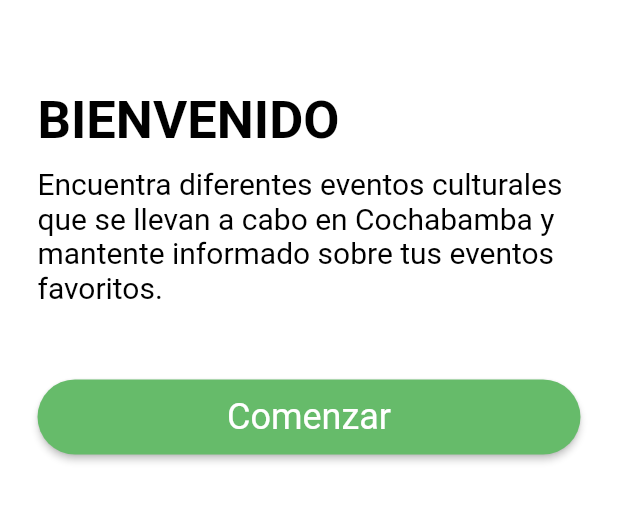
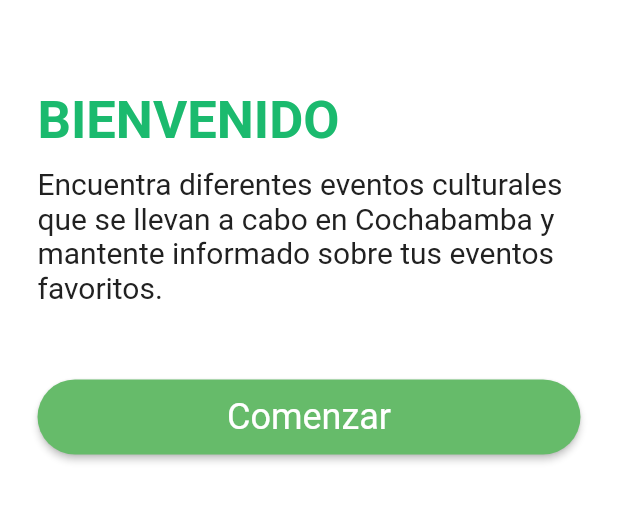
Before and after one commit to rylmfqt28/Cochabamba-cultural, a Flutter app: the screen it shows after launch, on a phone screen of 412 x 824 dp, the part 510-1033 px from its top. Run offline on Flutter 3.47's test engine with Material 2 defaults, Android fonts, the phone set to English and light mode, and no system bars; our stand-ins replace flutter_svg.

Commit message:
Clase responsive y cambios en el diseño de la pantalla de bienvenida

```diff
--- a/lib/ui/screen/welcome_screen.dart
+++ b/lib/ui/screen/welcome_screen.dart
@@ -8,7 +8,7 @@ class WelcomeScreen extends StatelessWidget {
   Widget build(BuildContext context) {
     return Scaffold(
       body: Container(
-        color: Colors.white,
+        color: const Color(0xffffffff),
         child: Stack(
           children: [
             Center(
@@ -28,7 +28,7 @@ class WelcomeScreen extends StatelessWidget {
                     'BIENVENIDO',
                     textAlign: TextAlign.left,
                     style: TextStyle(
-                      color: Colors.black,
+                      color: Color(0xff1bba6e),
                       fontSize: 35,
                       fontWeight: FontWeight.bold,
                     ),
@@ -43,7 +43,7 @@ class WelcomeScreen extends StatelessWidget {
                     'Encuentra diferentes eventos culturales que se llevan a cabo en Cochabamba y mantente informado sobre tus eventos favoritos.',
                     textAlign: TextAlign.left,
                     style: TextStyle(
-                      color: Colors.black,
+                      color: Color(0xff212121),
                       fontSize: 20,
                       fontWeight: FontWeight.normal,
                     ),
@@ -59,7 +59,7 @@ class WelcomeScreen extends StatelessWidget {
                       'Comenzar',
                       textAlign: TextAlign.center,
                       style: TextStyle(
-                        color: Colors.white,
+                        color: Color(0xffffffff),
                         fontSize: 24,
                         fontWeight: FontWeight.normal,
                       ),
```
Also changed, not shown: lib/utils/responsive.dart (added, +26 -0 lines).
